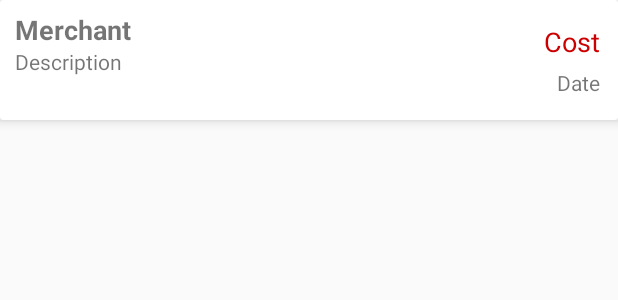
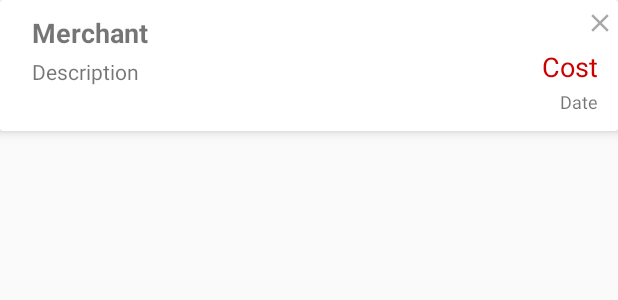
Before and after one commit to ShauryaS99/MDBInventory, an Android app: the layout purchase_view.xml on its own in the app's theme, with its tools: preview values and no code run, on a phone screen of 412 x 824 dp. Shown: the top 300 px of the screen. Run offline under Robolectric (Android 15) with nearby library versions, the phone set to English and light mode, and no system bars.

Commit message:
Functioning delete

```diff
--- a/app/build.gradle
+++ b/app/build.gradle
@@ -27,5 +27,7 @@ dependencies {
     androidTestImplementation 'com.android.support.test.espresso:espresso-core:3.0.2'
     implementation 'com.android.support:recyclerview-v7:28.0.0'
     implementation 'com.android.support:cardview-v7:28.0.0'
-
+    implementation 'com.android.volley:volley:1.1.0'
+    implementation 'com.google.code.gson:gson:2.6.2'
+    implementation 'com.android.support:design:28.0.0'
 }
--- a/app/src/main/java/com/jackie/mdbinventory/Inventory.java
+++ b/app/src/main/java/com/jackie/mdbinventory/Inventory.java
@@ -1,6 +1,11 @@
 package com.jackie.mdbinventory;
 
 import android.provider.BaseColumns;
+
+/** Represents the purchases made by MDB members.
+ * @author: Jacqueline Zhang
+ * @date: 03/05/2019
+ * */
 
 public final class Inventory {
     private Inventory() {}
--- a/app/src/main/java/com/jackie/mdbinventory/InventoryDbHelper.java
+++ b/app/src/main/java/com/jackie/mdbinventory/InventoryDbHelper.java
@@ -4,6 +4,10 @@ import android.content.Context;
 import android.database.sqlite.SQLiteDatabase;
 import android.database.sqlite.SQLiteOpenHelper;
 
+/** Inventory Database Helper.
+ * @author: Jacqueline Zhang
+ * @date: 03/05/2019
+ * */
 
 public class InventoryDbHelper extends SQLiteOpenHelper {
     public static final int DATABASE_VERSION = 1;
--- a/app/src/main/java/com/jackie/mdbinventory/Utils.java
+++ b/app/src/main/java/com/jackie/mdbinventory/Utils.java
@@ -4,6 +4,11 @@ import android.content.ContentValues;
 
 import java.util.Calendar;
 import java.util.Date;
+
+/** Utils class.
+ * @author: Jacqueline Zhang
+ * @date: 03/03/2019
+ * */
 
 public class Utils {
 
--- /dev/null
+++ b/app/src/main/res/drawable/ic_delete.xml
@@ -0,0 +1,9 @@
+<vector xmlns:android="http://schemas.android.com/apk/res/android"
+        android:width="20dp"
+        android:height="20dp"
+        android:viewportWidth="24.0"
+        android:viewportHeight="24.0">
+    <path
+        android:fillColor="#FFa9a9a9"
+        android:pathData="M19,6.41L17.59,5 12,10.59 6.41,5 5,6.41 10.59,12 5,17.59 6.41,19 12,13.41 17.59,19 19,17.59 13.41,12z"/>
+</vector>
--- /dev/null
+++ b/app/src/main/res/drawable/ic_trashcan_white.xml
@@ -0,0 +1,5 @@
+<vector android:height="24dp" android:tint="#FFFFFF"
+    android:viewportHeight="24.0" android:viewportWidth="24.0"
+    android:width="24dp" xmlns:android="http://schemas.android.com/apk/res/android">
+    <path android:fillColor="#FF000000" android:pathData="M6,19c0,1.1 0.9,2 2,2h8c1.1,0 2,-0.9 2,-2V7H6v12zM19,4h-3.5l-1,-1h-5l-1,1H5v2h14V4z"/>
+</vector>
--- a/app/src/main/res/layout/purchase_view.xml
+++ b/app/src/main/res/layout/purchase_view.xml
@@ -1,52 +1,67 @@
 <?xml version="1.0" encoding="utf-8"?>
 <android.support.v7.widget.CardView xmlns:android="http://schemas.android.com/apk/res/android"
+    xmlns:card_view="http://schemas.android.com/apk/res-auto"
+    xmlns:tools="http://schemas.android.com/tools"
     android:layout_width="match_parent"
-    android:layout_height="80dp"
-    xmlns:card_view="http://schemas.android.com/apk/res-auto"
+    android:layout_height="wrap_content"
+    android:layout_marginBottom="1dp"
     android:elevation="5dp"
     card_view:cardElevation="5dp"
-    android:layout_marginBottom="1dp"
     card_view:cardPreventCornerOverlap="false">
 
-    <RelativeLayout
+    <android.support.constraint.ConstraintLayout
+        android:id="@+id/viewForeground"
         android:layout_width="match_parent"
         android:layout_height="match_parent">
 
         <TextView
             android:id="@+id/merchantTextView"
-            android:layout_width="309dp"
-            android:layout_height="wrap_content"
+            android:layout_width="307dp"
+            android:layout_height="24dp"
             android:layout_alignParentStart="true"
             android:layout_alignParentTop="true"
-            android:layout_marginStart="10dp"
-            android:layout_marginTop="7dp"
+            android:layout_marginStart="7dp"
+            android:layout_marginTop="5dp"
+            android:layout_marginEnd="48dp"
             android:text="Merchant"
             android:textAlignment="viewStart"
             android:textSize="18sp"
-            android:textStyle="bold" />
+            android:textStyle="bold"
+            card_view:layout_constraintBottom_toTopOf="@+id/descTextView"
+            card_view:layout_constraintEnd_toStartOf="@+id/deletePurchase"
+            card_view:layout_constraintHorizontal_chainStyle="spread_inside"
+            card_view:layout_constraintStart_toStartOf="parent"
+            card_view:layout_constraintTop_toTopOf="parent" />
 
         <TextView
             android:id="@+id/descTextView"
-            android:layout_width="309dp"
-            android:layout_height="40dp"
+            android:layout_width="306dp"
+            android:layout_height="39dp"
             android:layout_alignParentStart="true"
             android:layout_alignParentTop="true"
-            android:layout_marginStart="10dp"
-            android:layout_marginTop="31dp"
-            android:layout_marginBottom="0dp"
-            android:text="Description" />
+            android:layout_marginTop="1dp"
+            android:layout_marginBottom="6dp"
+            android:text="Description"
+            card_view:layout_constraintBottom_toBottomOf="parent"
+            card_view:layout_constraintStart_toStartOf="@+id/merchantTextView"
+            card_view:layout_constraintTop_toBottomOf="@+id/merchantTextView" />
 
         <TextView
             android:id="@+id/costTextView"
-            android:layout_width="wrap_content"
+            android:layout_width="60dp"
             android:layout_height="wrap_content"
             android:layout_alignParentTop="true"
             android:layout_alignParentEnd="true"
-            android:layout_marginTop="15dp"
-            android:layout_marginEnd="12dp"
+            android:layout_marginTop="3dp"
+            android:layout_marginBottom="1dp"
             android:text="Cost"
+            android:textAlignment="textEnd"
             android:textColor="@android:color/holo_red_dark"
-            android:textSize="18sp" />
+            android:textSize="18sp"
+            card_view:layout_constraintBottom_toTopOf="@+id/dateTextView"
+            card_view:layout_constraintEnd_toEndOf="@+id/deletePurchase"
+            card_view:layout_constraintStart_toEndOf="@+id/descTextView"
+            card_view:layout_constraintTop_toBottomOf="@+id/deletePurchase" />
 
         <TextView
             android:id="@+id/dateTextView"
@@ -54,9 +69,28 @@
             android:layout_height="wrap_content"
             android:layout_alignParentEnd="true"
             android:layout_alignParentBottom="true"
-            android:layout_marginEnd="12dp"
-            android:layout_marginBottom="15dp"
-            android:text="Date" />
-    </RelativeLayout>
+            android:layout_marginTop="1dp"
+            android:layout_marginBottom="11dp"
+            android:text="Date"
+            android:textSize="12sp"
+            card_view:layout_constraintBottom_toBottomOf="parent"
+            card_view:layout_constraintEnd_toEndOf="@+id/costTextView"
+            card_view:layout_constraintTop_toBottomOf="@+id/costTextView" />
 
+        <ImageButton
+            android:id="@+id/deletePurchase"
+            android:layout_width="wrap_content"
+            android:layout_height="wrap_content"
+            android:layout_alignParentTop="true"
+            android:layout_alignParentEnd="true"
+            android:layout_marginTop="5dp"
+            android:layout_marginEnd="2dp"
+            android:layout_marginBottom="3dp"
+            android:background="@color/colorWhite"
+            card_view:layout_constraintBottom_toTopOf="@+id/costTextView"
+            card_view:layout_constraintEnd_toEndOf="parent"
+            card_view:layout_constraintTop_toTopOf="parent"
+            card_view:srcCompat="@drawable/ic_delete" />
+
+    </android.support.constraint.ConstraintLayout>
 </android.support.v7.widget.CardView>
--- a/app/src/main/res/menu/add_toolbar.xml
+++ b/app/src/main/res/menu/add_toolbar.xml
@@ -7,6 +7,7 @@
         android:id="@+id/action_add"
         android:icon="@drawable/ic_add_black"
         android:title="Purchases"
+        android:layout_gravity="center"
         app:showAsAction="ifRoom"/>
 
 </menu>
--- a/app/src/main/res/values/colors.xml
+++ b/app/src/main/res/values/colors.xml
@@ -3,7 +3,7 @@
     <color name="colorPrimary">#008577</color>
     <color name="colorPrimaryDark">#00574B</color>
     <color name="colorAccent">#D81B60</color>
-    <color name="colorWhite">#FFFFFF</color>
+    <color name="colorWhite">#ffffff</color>
     <color name="colorPastel1">#a7bed3</color>
     <color name="colorPastel2">#c6e2e9</color>
     <color name="colorPastel3">#F1FFC4</color>
```
Also changed, not shown: app/src/main/java/com/jackie/mdbinventory/AddActivity.java (+5 -2 lines), app/src/main/java/com/jackie/mdbinventory/MainActivity.java (+12 -21 lines), app/src/main/java/com/jackie/mdbinventory/Purchase.java (+12 -5 lines), app/src/main/java/com/jackie/mdbinventory/PurchaseAdapter.java (+46 -1 lines), app/src/main/res/layout/activity_main.xml (+3 -20 lines).
